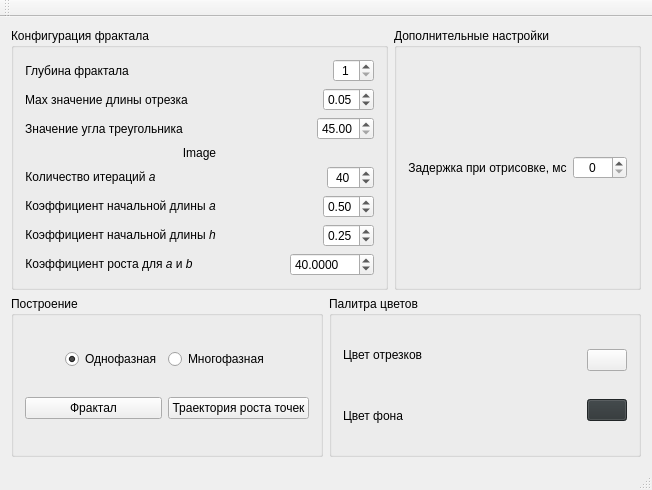
First picture: the form in mainwindow.ui, repository teploff/fractal_growth, before the edit.
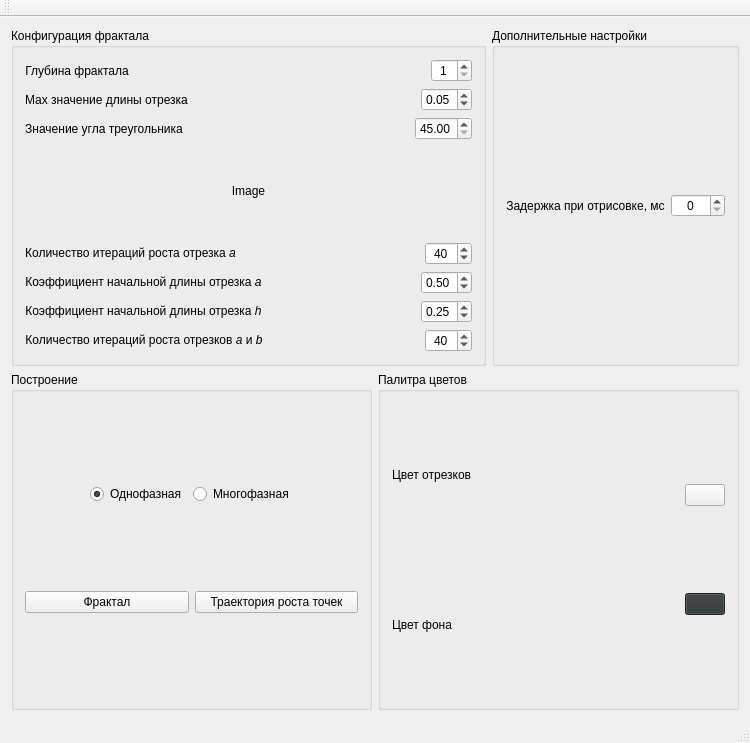
Second picture: the form after the edit.

Commit message: refactoring ui naming components

Diff of the .ui file:
```diff
--- a/mainwindow.ui
+++ b/mainwindow.ui
@@ -6,8 +6,8 @@
    <rect>
     <x>0</x>
     <y>0</y>
-    <width>652</width>
-    <height>490</height>
+    <width>750</width>
+    <height>743</height>
    </rect>
   </property>
   <property name="windowTitle">
@@ -165,9 +165,9 @@
          <item>
           <layout class="QHBoxLayout" name="horizontalLayout_10">
            <item>
-            <widget class="QLabel" name="l_single_phase_count_iter_a">
+            <widget class="QLabel" name="l_single_phase_count_iterations">
              <property name="text">
-              <string>&lt;html&gt;&lt;head/&gt;&lt;body&gt;&lt;p&gt;Количество итераций &lt;span style=&quot; font-style:italic;&quot;&gt;a&lt;/span&gt;&lt;/p&gt;&lt;/body&gt;&lt;/html&gt;</string>
+              <string>&lt;html&gt;&lt;head/&gt;&lt;body&gt;&lt;p&gt;Количество итераций роста отрезка &lt;span style=&quot; font-style:italic;&quot;&gt;a&lt;/span&gt;&lt;/p&gt;&lt;/body&gt;&lt;/html&gt;</string>
              </property>
              <property name="textFormat">
               <enum>Qt::AutoText</enum>
@@ -191,7 +191,7 @@
             </spacer>
            </item>
            <item>
-            <widget class="QSpinBox" name="sb_single_phase_count_iter_a">
+            <widget class="QSpinBox" name="sb_single_phase_count_iterations">
              <property name="alignment">
               <set>Qt::AlignCenter</set>
              </property>
@@ -214,9 +214,9 @@
          <item>
           <layout class="QHBoxLayout" name="horizontalLayout_12">
            <item>
-            <widget class="QLabel" name="l_several_phase_count_iter_a">
+            <widget class="QLabel" name="l_several_phase_coefficient_a">
              <property name="text">
-              <string>&lt;html&gt;&lt;head/&gt;&lt;body&gt;&lt;p&gt;Коэффициент начальной длины &lt;span style=&quot; font-style:italic;&quot;&gt;a&lt;/span&gt;&lt;/p&gt;&lt;/body&gt;&lt;/html&gt;</string>
+              <string>&lt;html&gt;&lt;head/&gt;&lt;body&gt;&lt;p&gt;Коэффициент начальной длины отрезка &lt;span style=&quot; font-style:italic;&quot;&gt;a&lt;/span&gt;&lt;/p&gt;&lt;/body&gt;&lt;/html&gt;</string>
              </property>
              <property name="textFormat">
               <enum>Qt::AutoText</enum>
@@ -240,7 +240,7 @@
             </spacer>
            </item>
            <item>
-            <widget class="QDoubleSpinBox" name="dsb_several_phase_count_iter_a">
+            <widget class="QDoubleSpinBox" name="dsb_several_phase_coefficient_a">
              <property name="minimum">
               <double>0.010000000000000</double>
              </property>
@@ -260,9 +260,9 @@
          <item>
           <layout class="QHBoxLayout" name="horizontalLayout_13">
            <item>
-            <widget class="QLabel" name="l_several_phase_count_iter_b">
+            <widget class="QLabel" name="l_several_phase_coefficient_h">
              <property name="text">
-              <string>&lt;html&gt;&lt;head/&gt;&lt;body&gt;&lt;p&gt;Коэффициент начальной длины &lt;span style=&quot; font-style:italic;&quot;&gt;h&lt;/span&gt;&lt;/p&gt;&lt;/body&gt;&lt;/html&gt;</string>
+              <string>&lt;html&gt;&lt;head/&gt;&lt;body&gt;&lt;p&gt;Коэффициент начальной длины отрезка &lt;span style=&quot; font-style:italic;&quot;&gt;h&lt;/span&gt;&lt;/p&gt;&lt;/body&gt;&lt;/html&gt;</string>
              </property>
              <property name="textFormat">
               <enum>Qt::AutoText</enum>
@@ -286,7 +286,7 @@
             </spacer>
            </item>
            <item>
-            <widget class="QDoubleSpinBox" name="dsb_several_phase_count_iter_b">
+            <widget class="QDoubleSpinBox" name="dsb_several_phase_coefficient_h">
              <property name="minimum">
               <double>0.010000000000000</double>
              </property>
@@ -306,9 +306,9 @@
          <item>
           <layout class="QHBoxLayout" name="horizontalLayout_14">
            <item>
-            <widget class="QLabel" name="l_several_phase_k_growth">
+            <widget class="QLabel" name="l_several_phase_count_iterations">
              <property name="text">
-              <string>&lt;html&gt;&lt;head/&gt;&lt;body&gt;&lt;p&gt;Коэффициент роста для &lt;span style=&quot; font-style:italic;&quot;&gt;a &lt;/span&gt;и &lt;span style=&quot; font-style:italic;&quot;&gt;b&lt;/span&gt;&lt;/p&gt;&lt;/body&gt;&lt;/html&gt;</string>
+              <string>&lt;html&gt;&lt;head/&gt;&lt;body&gt;&lt;p&gt;Количество итераций роста отрезков &lt;span style=&quot; font-style:italic;&quot;&gt;a &lt;/span&gt;и &lt;span style=&quot; font-style:italic;&quot;&gt;b&lt;/span&gt;&lt;/p&gt;&lt;/body&gt;&lt;/html&gt;</string>
              </property>
              <property name="textFormat">
               <enum>Qt::AutoText</enum>
@@ -332,21 +332,21 @@
             </spacer>
            </item>
            <item>
-            <widget class="QDoubleSpinBox" name="dsb_several_phase_k_growth">
-             <property name="decimals">
-              <number>4</number>
+            <widget class="QSpinBox" name="sb_several_phase_count_iterations">
+             <property name="alignment">
+              <set>Qt::AlignCenter</set>
              </property>
              <property name="minimum">
-              <double>0.000100000000000</double>
+              <number>1</number>
              </property>
              <property name="maximum">
-              <double>5245.000000000000000</double>
+              <number>200</number>
              </property>
              <property name="singleStep">
-              <double>0.012500000000000</double>
+              <number>5</number>
              </property>
              <property name="value">
-              <double>40.000000000000000</double>
+              <number>40</number>
              </property>
             </widget>
            </item>
@@ -545,7 +545,7 @@
     <rect>
      <x>0</x>
      <y>0</y>
-     <width>652</width>
+     <width>750</width>
      <height>22</height>
     </rect>
    </property>
```
The commit also changes 3 other files.
